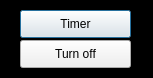
This is QT templates/firstWindow.ui in readytow0rk/timer-weather as Qt 5 draws it before an edit. The edited form follows.
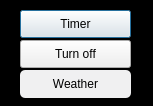
This is the edited form. Icons and pictures are not drawn.

Commit message: added window weather

Patch:
```diff
--- a/QT templates/firstWindow.ui
+++ b/QT templates/firstWindow.ui
@@ -7,7 +7,7 @@
     <x>0</x>
     <y>0</y>
     <width>153</width>
-    <height>78</height>
+    <height>106</height>
    </rect>
   </property>
   <property name="windowTitle">
@@ -68,6 +68,30 @@
     <string>Turn off</string>
    </property>
   </widget>
+  <widget class="QPushButton" name="pb2_2">
+   <property name="geometry">
+    <rect>
+     <x>20</x>
+     <y>70</y>
+     <width>111</width>
+     <height>28</height>
+    </rect>
+   </property>
+   <property name="styleSheet">
+    <string notr="true">QPushButton{
+border-radius:5px;
+background-color:rgb(240, 240, 241)
+}
+QPushButton:hover {
+background-color:rgb(0, 255, 255);
+font-size: 20px
+}
+</string>
+   </property>
+   <property name="text">
+    <string>Weather</string>
+   </property>
+  </widget>
  </widget>
  <resources/>
  <connections/>
```
Left out of the diff: 2 changed lines with no effect on the pictures. The commit also changes 5 other files.
